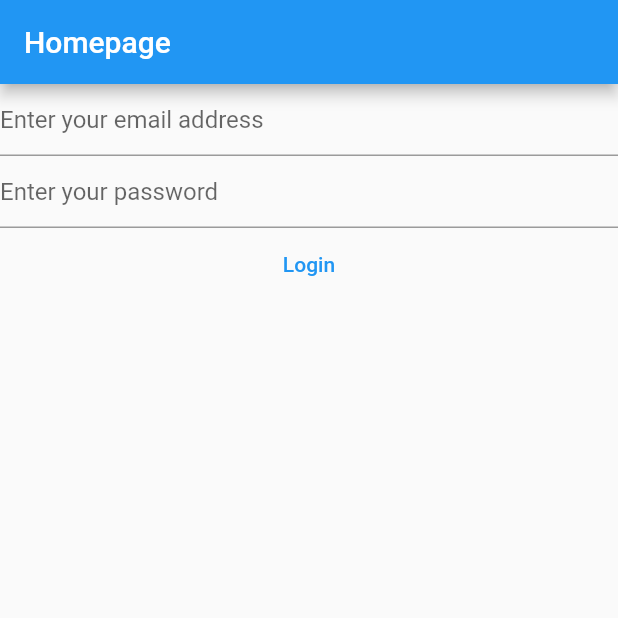
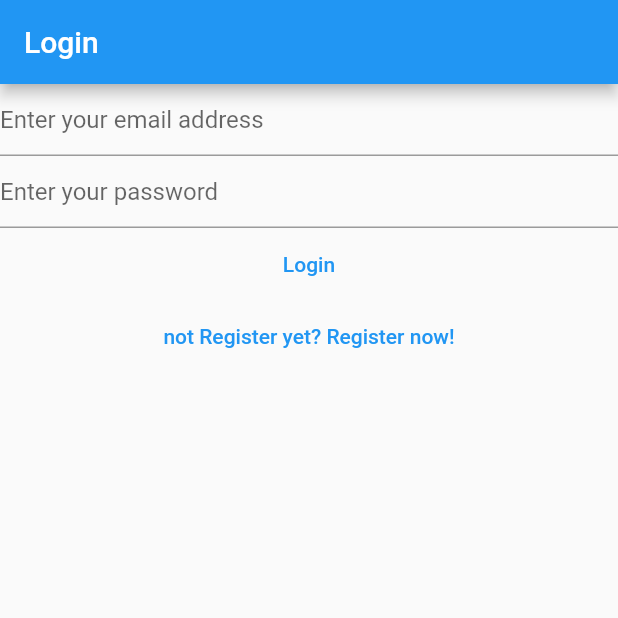
Before and after one commit to NomanShariq/mynotes, a Flutter app: the screen it shows after launch, on a phone screen of 412 x 824 dp, the top half of it. Run offline on Flutter 3.47's test engine with Material 2 defaults, Android fonts, the phone set to English and light mode, and no system bars; our stand-ins replace firebase_auth, firebase_core; accounts and stored records are empty.

Commit message:
verify view work done

```diff
--- a/lib/main.dart
+++ b/lib/main.dart
@@ -4,6 +4,7 @@ import 'package:flutter/material.dart';
 import 'package:mynotes/firebase_options.dart';
 import 'package:mynotes/views/login_view.dart';
 import 'package:mynotes/views/register_view.dart';
+import 'package:mynotes/views/verify_email_view.dart';
 
 void main() {
   WidgetsFlutterBinding.ensureInitialized();
@@ -15,6 +16,10 @@ void main() {
         primarySwatch: Colors.blue,
       ),
       home: const HomePage(),
+      routes: {
+        '/login/': (context) => const LoginView(),
+        '/register/': (context) => const RegisterView(),
+      },
     ),
   );
 }
@@ -24,11 +29,7 @@ class HomePage extends StatelessWidget {
 
   @override
   Widget build(BuildContext context) {
-    return Scaffold(
-        appBar: AppBar(
-          title: const Text('Homepage'),
-        ),
-        body: FutureBuilder(
+    return FutureBuilder(
         future: Firebase.initializeApp(
           options: DefaultFirebaseOptions.currentPlatform,
         ),
@@ -36,48 +37,19 @@ class HomePage extends StatelessWidget {
           switch (snapshot.connectionState) {
             case ConnectionState.done:
               final user = FirebaseAuth.instance.currentUser;
-                  print(user);
-                  if (user?.emailVerified ?? false) {
+              if (user != null) {
+                if (user.emailVerified) {
+                  print('Email is verified');
                 } else {
-                    // Future.delayed(Duration.zero, () {
-                    //   Navigator.of(context).push(
-                    //     MaterialPageRoute(
-                    //       builder: (context) => const VerifyEmailView(),
-                    //     ),
-                    //   );
-                    // });
-                    // return const VerifyEmailView();
+                  return const VerifyEmailView();
+                }
+              } else {
                 return const LoginView();
               }
               return const Text('Done');
             default:
-                  return const Text('Loading...');
+              return const CircularProgressIndicator();
           }
-            }));
+        });
   }
 }
-
-class VerifyEmailView extends StatefulWidget {
-  const VerifyEmailView({super.key});
-
-  @override
-  State<VerifyEmailView> createState() => _VerifyEmailViewState();
-}
-
-class _VerifyEmailViewState extends State<VerifyEmailView> {
-  @override
-  Widget build(BuildContext context) {
-    return Column(
-      children: [
-        const Text('please verify your email'),
-        TextButton(
-          onPressed: () async {
-            final user = FirebaseAuth.instance.currentUser;
-            await user?.sendEmailVerification();
-          },
-          child: const Text('Verfy your email'),
-        ),
-      ],
-    );
-  }
-}
--- a/lib/views/login_view.dart
+++ b/lib/views/login_view.dart
@@ -1,7 +1,6 @@
 import 'package:firebase_auth/firebase_auth.dart';
-import 'package:firebase_core/firebase_core.dart';
 import 'package:flutter/material.dart';
-import 'package:mynotes/firebase_options.dart';
+import 'package:mynotes/views/register_view.dart';
 
 class LoginView extends StatefulWidget {
   const LoginView({super.key});
@@ -30,14 +29,18 @@ class _LoginViewState extends State<LoginView> {
 
   @override
   Widget build(BuildContext context) {
-    return Column(
+    return Scaffold(
+      appBar: AppBar(
+        title: const Text('Login'),
+      ),
+      body: Column(
         children: [
           TextField(
             controller: _email,
             keyboardType: TextInputType.emailAddress,
             autocorrect: false,
             enableSuggestions: false,
-                        decoration: InputDecoration(
+            decoration: const InputDecoration(
               hintText: 'Enter your email address',
             ),
           ),
@@ -46,8 +49,7 @@ class _LoginViewState extends State<LoginView> {
             obscureText: true,
             enableSuggestions: false,
             autocorrect: false,
-                        decoration:
-                            InputDecoration(hintText: 'Enter your password'),
+            decoration: const InputDecoration(hintText: 'Enter your password'),
           ),
           TextButton(
             onPressed: () async {
@@ -68,7 +70,14 @@ class _LoginViewState extends State<LoginView> {
             },
             child: const Text('Login'),
           ),
+          TextButton(
+              onPressed: () {
+                Navigator.of(context)
+                    .pushNamedAndRemoveUntil('/register/', (route) => false);
+              },
+              child: const Text('not Register yet? Register now!')),
         ],
+      ),
     );
   }
 }
```
Also changed, not shown: lib/views/register_view.dart (+14 -6 lines), lib/views/verify_email_view.dart (added, +32 -0 lines). Lines whose indentation alone changed are shown as unchanged.
